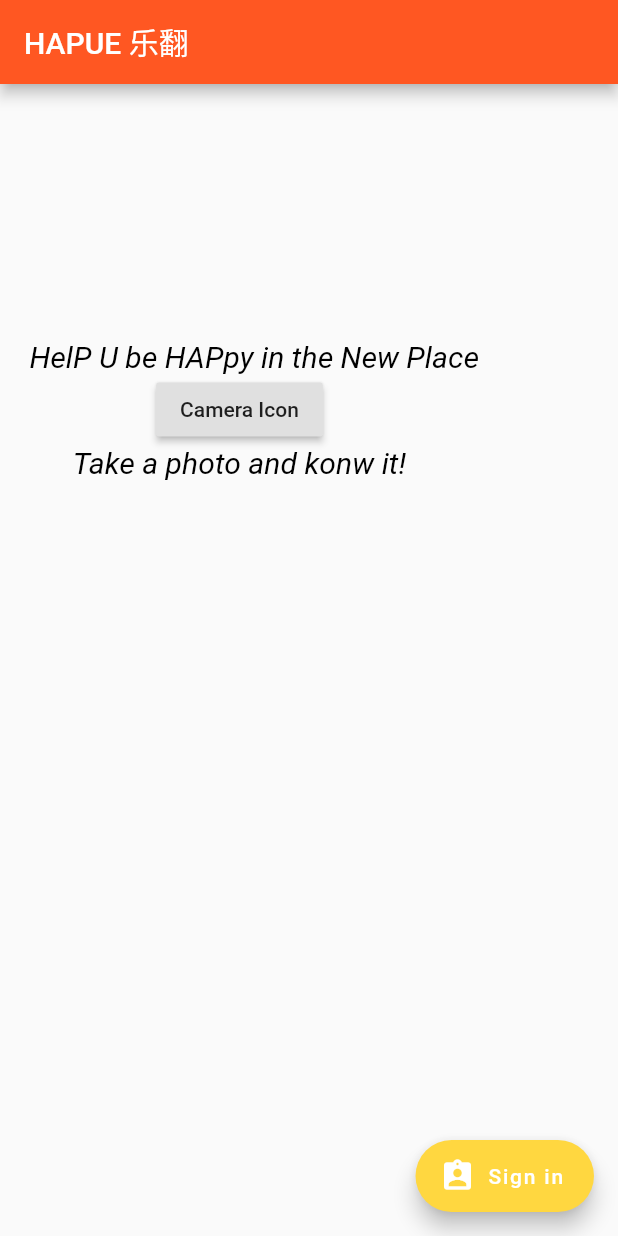
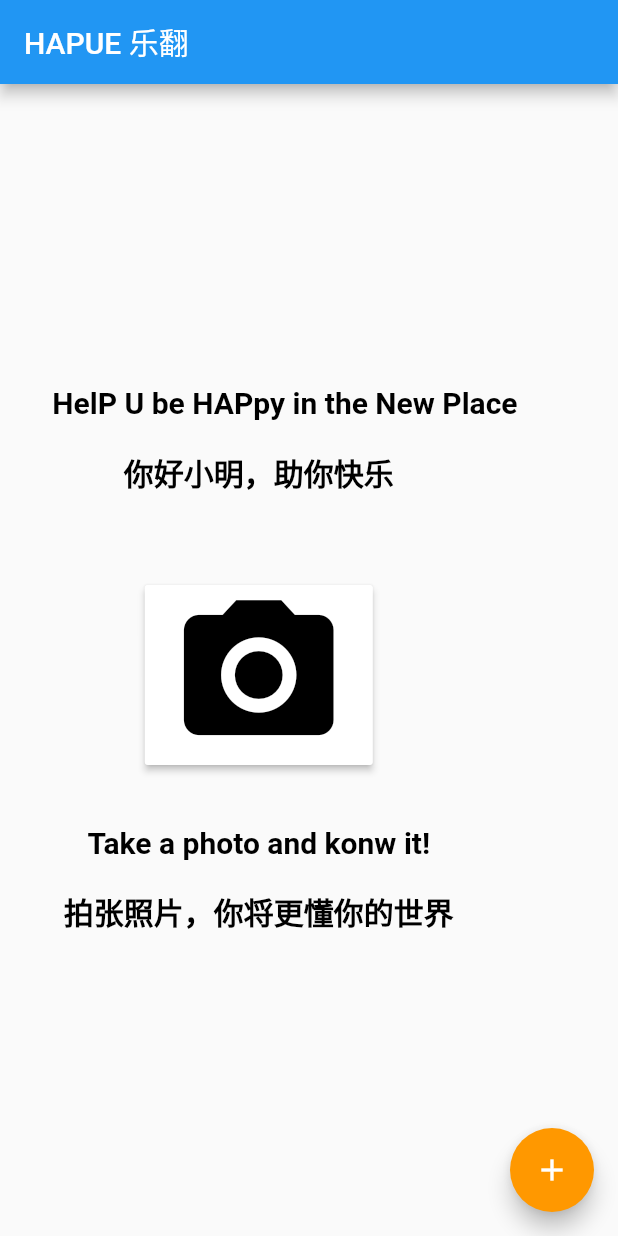
Before and after one commit to xander557/Hapue-mobile, a Flutter app: the screen it shows after launch, on a phone screen of 412 x 824 dp. Run offline on Flutter 3.47's test engine with Material 2 defaults, Android fonts, the phone set to English and light mode, and no system bars.

Commit message:
initial hardcoded page

```diff
--- a/lib/main.dart
+++ b/lib/main.dart
@@ -1,48 +1,226 @@
 import 'package:flutter/material.dart';
+import 'pages/translatepage.dart';
+// void main() => runApp(Myapp());
+// void main() {
+//   runApp(MaterialApp(
+//     title: 'Navigation Basics',
+//     home: Myapp(),
+//   ));
+// }
+// class Myapp extends StatelessWidget {
+//   @override
+//   Widget build(BuildContext context) {
+//     return MaterialApp(
+//         theme: ThemeData(primaryColor: Colors.deepOrange[500]),
+//         home: Scaffold(
+//           appBar: AppBar(title: Text('HAPUE 乐翻'), backgroundColor: Colors.blue,),
+//           body: Column(children: [
 
-void main() => runApp(Myapp());
+//             Padding(
+//               padding: EdgeInsets.symmetric(
+//                 vertical: 85.0,
+//               ),
+//             ),
+//             Text(
+//               "       HelP U be HAPpy in the New Place",
+//               style: TextStyle(
+//                 color: Colors.black,
+//                 fontSize: 20.0,
+//                 fontStyle: FontStyle.normal,
+//                 fontWeight: FontWeight.bold,
+//               ),
+//               textAlign: TextAlign.center,
+//             ),
+//             Padding(
+//               padding: EdgeInsets.symmetric(
+//                 vertical: 10.0,
+//               ),
+//             ),
+//             Text(
+//               "你好小明，助你快乐",
+//               style: TextStyle(
+//                 color: Colors.black,
+//                 fontSize: 20.0,
+//                 fontStyle: FontStyle.normal,
+//                 fontWeight: FontWeight.bold,
+//               ),
+//               textAlign: TextAlign.center,
+//             ),
+//             Padding(
+//               padding: EdgeInsets.symmetric(
+//                 vertical: 30.0,
+//               ),
+//             ),
+//             RaisedButton(
+//               child: Icon(Icons.camera_alt, size: 120, color: Colors.black),
+//               // child: Text('Camera Icon'), // 一个小眼睛图案
+//               onPressed: () => Navigator.push(
+//               context,
+//               MaterialPageRoute(builder: (context) => SecondRoute()),
+//             ),
+//             color: Colors.white,
+//             ),
+//             Padding(
+//               padding: EdgeInsets.symmetric(
+//                 vertical: 20.0,
+//               ),
+//             ),
+//             Text(
+//               "Take a photo and konw it!",
+//               style: TextStyle(
+//                 color: Colors.black,
+//                 fontSize: 20.0,
+//                 fontStyle: FontStyle.normal,
+//                 fontWeight: FontWeight.bold,
+//               ),
+//               textAlign: TextAlign.center,
+//             ),
+//              Padding(
+//               padding: EdgeInsets.symmetric(
+//                 vertical: 10.0,
+//               ),
+//             ),
+//             Text(
+//               "拍张照片，你将更懂你的世界",
+//               style: TextStyle(
+//                 color: Colors.black,
+//                 fontSize: 20.0,
+//                 fontStyle: FontStyle.normal,
+//                 fontWeight: FontWeight.bold,
+//               ),
+//               textAlign: TextAlign.center,
+//             ), // shoud here be a douhao?
+//           ]),
+//           floatingActionButton: FloatingActionButton.extended(
+//             onPressed:() => print('clicked!'),
 
-class Myapp extends StatelessWidget {
+//             label: Text('Sign in'),
+//             icon: Icon(Icons.assignment_ind),
+//             backgroundColor: Colors.amberAccent,
+//           ),
+//         ));
+//   }
+// }
+void main() {
+  runApp(MaterialApp(
+    title: 'Navigation Basics',
+    home: MyApp(),
+  ));
+}
+class MyApp extends StatelessWidget {
   @override
   Widget build(BuildContext context) {
-    return MaterialApp(
-        theme: ThemeData(primaryColor: Colors.deepOrange[500]),
-        home: Scaffold(
-          appBar: AppBar(title: Text('HAPUE 乐翻')),
-          body: Column(children: [
+    return new MaterialApp(
+        home: new HomeScreen());
+  }
+}
+
+class HomeScreen extends StatelessWidget {
+  @override
+  Widget build(BuildContext context) {
+    return new Scaffold(
+      appBar: new AppBar(
+        title: Text('HAPUE 乐翻'), backgroundColor: Colors.blue
+      ),
+      body:
+      Column(
+        mainAxisAlignment: MainAxisAlignment.center,
+
+        children: [
+            // Padding(
+            //   padding: EdgeInsets.symmetric(
+            //     vertical: 85.0,
+            //   ),
+            // ),
+            Text(
+              "       HelP U be HAPpy in the New Place",
+              style: TextStyle(
+                color: Colors.black,
+                fontSize: 20.0,
+                fontStyle: FontStyle.normal,
+                fontWeight: FontWeight.bold,
+              ),
+              textAlign: TextAlign.center,
+            ),
             Padding(
               padding: EdgeInsets.symmetric(
-                vertical: 85.0,
+                vertical: 10.0,
               ),
             ),
             Text(
-              "    HelP U be HAPpy in the New Place",
+              "你好小明，助你快乐",
               style: TextStyle(
                 color: Colors.black,
                 fontSize: 20.0,
-                fontStyle: FontStyle.italic,
+                fontStyle: FontStyle.normal,
+                fontWeight: FontWeight.bold,
+              ),
+              textAlign: TextAlign.center,
+            ),
+            Padding(
+              padding: EdgeInsets.symmetric(
+                vertical: 30.0,
               ),
             ),
             RaisedButton(
-              child: Text('Camera Icon'), // 一个小眼睛图案
-              onPressed: () => print('clicked!'),
+              child: Icon(Icons.camera_alt, size: 120, color: Colors.black),
+              // child: Text('Camera Icon'), // 一个小眼睛图案
+              onPressed: () => Navigator.push(
+              context,
+              MaterialPageRoute(builder: (context) => SecondRoute()),
+            ),
+            color: Colors.white,
+            ),
+            Padding(
+              padding: EdgeInsets.symmetric(
+                vertical: 20.0,
+              ),
             ),
             Text(
               "Take a photo and konw it!",
               style: TextStyle(
                 color: Colors.black,
                 fontSize: 20.0,
-                fontStyle: FontStyle.italic,
+                fontStyle: FontStyle.normal,
+                fontWeight: FontWeight.bold,
               ),
+              textAlign: TextAlign.center,
+            ),
+             Padding(
+              padding: EdgeInsets.symmetric(
+                vertical: 10.0,
+              ),
+            ),
+            Text(
+              "拍张照片，你将更懂你的世界",
+              style: TextStyle(
+                color: Colors.black,
+                fontSize: 20.0,
+                fontStyle: FontStyle.normal,
+                fontWeight: FontWeight.bold,
+              ),
+              textAlign: TextAlign.center,
             ), // shoud here be a douhao?
           ]),
-          floatingActionButton: FloatingActionButton.extended(
-            onPressed:() => print('clicked!'),
+          // floatingActionButton: FloatingActionButton.extended(
+          //   onPressed:() => print('clicked!'),
 
-            label: Text('Sign in'),
-            icon: Icon(Icons.assignment_ind),
-            backgroundColor: Colors.amberAccent,
-          ),
-        ));
+          //   label: Text('Sign in'),
+          //   icon: Icon(Icons.assignment_ind),
+          //   backgroundColor: Colors.amberAccent,
+          // ),)
+
+      floatingActionButton: new FloatingActionButton(
+        child: new Icon(Icons.add),
+        backgroundColor: Colors.orange,
+        onPressed: () {
+          print("Clicked");
+          Navigator.push(
+            context,
+            new MaterialPageRoute(builder: (context) => new SecondRoute()),
+          );
+        },
+      ),
+    );
   }
 }
--- a/pubspec.yaml
+++ b/pubspec.yaml
@@ -45,9 +45,8 @@ flutter:
   uses-material-design: true
 
   # To add assets to your application, add an assets section, like this:
-  # assets:
-  #   - images/a_dot_burr.jpeg
-  #   - images/a_dot_ham.jpeg
+  assets:
+    - assets/images/slow-property-sign-k-1311.png
 
   # An image asset can refer to one or more resolution-specific "variants", see
   # https://flutter.dev/assets-and-images/#resolution-aware.
```
Also changed, not shown: lib/pages/splashScreen.dart (added, +155 -0 lines), lib/pages/translatepage.dart (added, +88 -0 lines), assets/images/slow-property-sign-k-1311.png (added), pubspec.lock, 2 other files.
